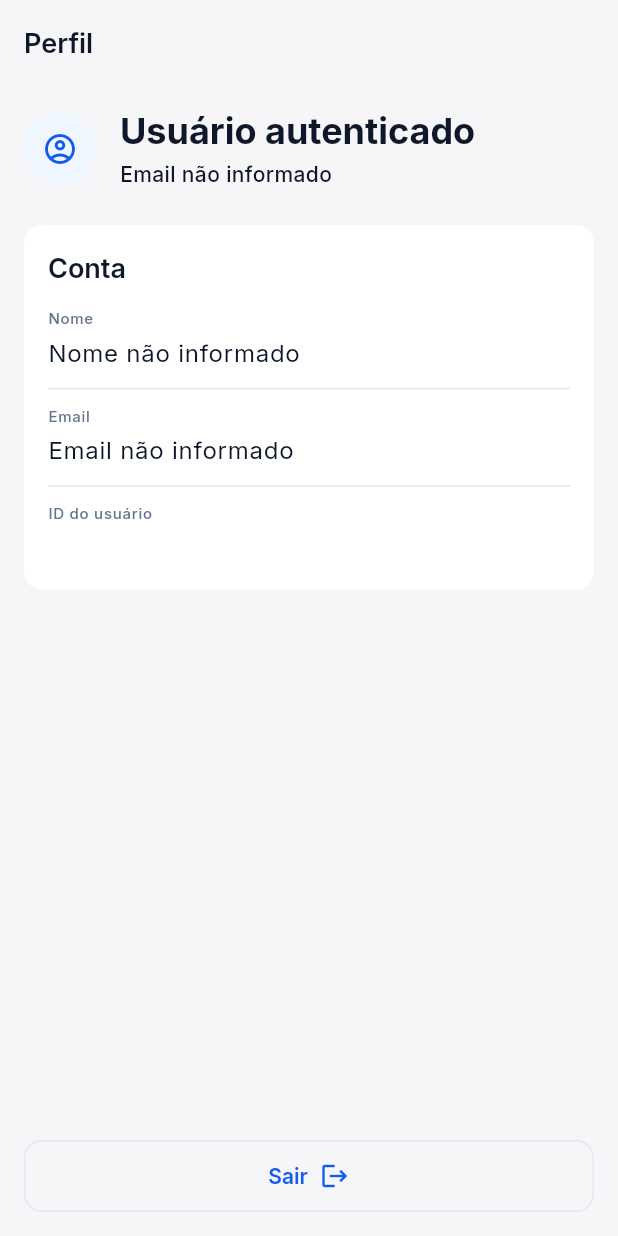
After one commit to matheusz-nied/Memora, a Flutter app: the ProfileScreen screen opened by its route, on a phone screen of 412 x 824 dp. The commit adds this screen. Run offline on Flutter 3.47's test engine with Material 3 defaults, Android fonts, the phone set to English and light mode, and no system bars; our stand-ins replace connectivity_plus, drift, drift_flutter, flutter_dotenv, flutter_riverpod, go_router and 3 more; accounts and stored records are empty; generated files the repository leaves out were written again.

Commit message:
feat: implement user profile screen with sign-out functionality

```diff
--- a/lib/app.dart
+++ b/lib/app.dart
@@ -11,6 +11,7 @@ import 'core/utils/responsive.dart';
 import 'features/auth/auth_repository.dart';
 import 'features/auth/forgot_password_screen.dart';
 import 'features/auth/login_screen.dart';
+import 'features/auth/profile_screen.dart';
 import 'features/auth/register_screen.dart';
 import 'features/decks/deck_screen.dart';
 import 'features/decks/home_screen.dart';
@@ -91,6 +92,10 @@ final _routes = [
   GoRoute(
     path: RouteConstants.kRouteForgotPass,
     builder: (context, state) => const ForgotPasswordScreen(),
+  ),
+  GoRoute(
+    path: RouteConstants.kRouteProfile,
+    builder: (context, state) => const ProfileScreen(),
   ),
   GoRoute(
     path: RouteConstants.kRouteHome,
--- a/lib/core/constants/route_constants.dart
+++ b/lib/core/constants/route_constants.dart
@@ -6,6 +6,7 @@ class RouteConstants {
   static const String kRouteRegister = '/register';
   static const String kRouteForgotPass = '/forgot-password';
   static const String kRouteHome = '/home';
+  static const String kRouteProfile = '/profile';
   static const String kRouteDeck = '/deck/:deckId';
   static const String kRouteStudy = '/deck/:deckId/study';
   static const String kRouteGenerate = '/deck/:deckId/generate';
--- a/lib/features/auth/auth_repository.dart
+++ b/lib/features/auth/auth_repository.dart
@@ -11,7 +11,15 @@ final authRepositoryProvider = Provider<AuthRepository>((ref) {
 
 final authStateProvider = StreamProvider<BackendSession?>((ref) {
   final auth = ref.watch(authRepositoryProvider);
-  return auth.authStateChanges;
+  return Stream<BackendSession?>.multi((controller) {
+    controller.add(auth.currentSession);
+    final subscription = auth.authStateChanges.listen(
+      controller.add,
+      onError: controller.addError,
+      onDone: controller.close,
+    );
+    controller.onCancel = subscription.cancel;
+  });
 });
 
 class AuthRepository {
--- /dev/null
+++ b/lib/features/auth/profile_screen.dart
@@ -0,0 +1,234 @@
+import 'package:flutter/material.dart';
+import 'package:flutter_riverpod/flutter_riverpod.dart';
+import 'package:go_router/go_router.dart';
+
+import '../../core/constants/route_constants.dart';
+import '../../core/theme/app_colors.dart';
+import '../../core/theme/app_dimensions.dart';
+import '../../core/utils/responsive.dart';
+import '../../core/widgets/app_button.dart';
+import '../../core/widgets/error_state.dart';
+import '../../core/widgets/loading_state.dart';
+import 'auth_repository.dart';
+import 'profile_text.dart';
+
+class ProfileScreen extends ConsumerStatefulWidget {
+  const ProfileScreen({super.key});
+
+  @override
+  ConsumerState<ProfileScreen> createState() => _ProfileScreenState();
+}
+
+class _ProfileScreenState extends ConsumerState<ProfileScreen> {
+  var _isSigningOut = false;
+  String? _errorMessage;
+
+  @override
+  Widget build(BuildContext context) {
+    final sessionState = ref.watch(authStateProvider);
+
+    return Scaffold(
+      appBar: AppBar(title: const Text(ProfileText.title)),
+      body: SafeArea(
+        child: Responsive.constrainedContent(
+          child: Padding(
+            padding: Responsive.contentPadding(context),
+            child: sessionState.when(
+              loading: () => const LoadingState(),
+              error: (_, __) =>
+                  const ErrorState(message: ProfileText.sessionUnavailable),
+              data: (session) {
+                if (session == null) {
+                  return const ErrorState(
+                    message: ProfileText.sessionUnavailable,
+                  );
+                }
+
+                final user = session.user;
+                return Column(
+                  crossAxisAlignment: CrossAxisAlignment.stretch,
+                  children: [
+                    _ProfileHeader(
+                      displayName: user.displayName,
+                      email: user.email,
+                    ),
+                    const SizedBox(height: AppDimensions.xxl),
+                    _ProfileInfoCard(
+                      displayName: user.displayName,
+                      email: user.email,
+                      userId: user.id,
+                    ),
+                    if (_errorMessage != null) ...[
+                      const SizedBox(height: AppDimensions.lg),
+                      Text(
+                        _errorMessage!,
+                        style: Theme.of(context).textTheme.bodyMedium?.copyWith(
+                          color: AppColors.error,
+                        ),
+                      ),
+                    ],
+                    const Spacer(),
+                    AppButton(
+                      label: ProfileText.signOut,
+                      icon: Icons.logout,
+                      isLoading: _isSigningOut,
+                      variant: AppButtonVariant.secondary,
+                      onPressed: _signOut,
+                    ),
+                  ],
+                );
+              },
+            ),
+          ),
+        ),
+      ),
+    );
+  }
+
+  Future<void> _signOut() async {
+    setState(() {
+      _isSigningOut = true;
+      _errorMessage = null;
+    });
+
+    try {
+      await ref.read(authRepositoryProvider).signOut();
+      if (mounted) {
+        context.go(RouteConstants.kRouteLogin);
+      }
+    } catch (_) {
+      if (mounted) {
+        setState(() {
+          _errorMessage = ProfileText.signOutError;
+        });
+      }
+    } finally {
+      if (mounted) {
+        setState(() {
+          _isSigningOut = false;
+        });
+      }
+    }
+  }
+}
+
+class _ProfileHeader extends StatelessWidget {
+  const _ProfileHeader({required this.displayName, required this.email});
+
+  final String? displayName;
+  final String? email;
+
+  @override
+  Widget build(BuildContext context) {
+    final title = _fallback(displayName, ProfileText.authenticatedUser);
+    final subtitle = _fallback(email, ProfileText.noEmail);
+
+    return Row(
+      children: [
+        Container(
+          width: AppDimensions.huge,
+          height: AppDimensions.huge,
+          decoration: const BoxDecoration(
+            color: AppColors.infoBg,
+            shape: BoxShape.circle,
+          ),
+          child: const Icon(
+            Icons.account_circle_outlined,
+            color: AppColors.primary,
+          ),
+        ),
+        const SizedBox(width: AppDimensions.lg),
+        Expanded(
+          child: Column(
+            crossAxisAlignment: CrossAxisAlignment.start,
+            children: [
+              Text(
+                title,
+                maxLines: 1,
+                overflow: TextOverflow.ellipsis,
+                style: Theme.of(context).textTheme.headlineLarge,
+              ),
+              const SizedBox(height: AppDimensions.xs),
+              Text(
+                subtitle,
+                maxLines: 1,
+                overflow: TextOverflow.ellipsis,
+                style: Theme.of(context).textTheme.bodyMedium,
+              ),
+            ],
+          ),
+        ),
+      ],
+    );
+  }
+}
+
+class _ProfileInfoCard extends StatelessWidget {
+  const _ProfileInfoCard({
+    required this.displayName,
+    required this.email,
+    required this.userId,
+  });
+
+  final String? displayName;
+  final String? email;
+  final String userId;
+
+  @override
+  Widget build(BuildContext context) {
+    return Card(
+      child: Padding(
+        padding: const EdgeInsets.all(AppDimensions.lg),
+        child: Column(
+          crossAxisAlignment: CrossAxisAlignment.start,
+          children: [
+            Text(
+              ProfileText.account,
+              style: Theme.of(context).textTheme.headlineMedium,
+            ),
+            const SizedBox(height: AppDimensions.lg),
+            _ProfileField(
+              label: ProfileText.name,
+              value: _fallback(displayName, ProfileText.noName),
+            ),
+            const Divider(height: AppDimensions.xxl),
+            _ProfileField(
+              label: ProfileText.email,
+              value: _fallback(email, ProfileText.noEmail),
+            ),
+            const Divider(height: AppDimensions.xxl),
+            _ProfileField(label: ProfileText.userId, value: userId),
+          ],
+        ),
+      ),
+    );
+  }
+}
+
+class _ProfileField extends StatelessWidget {
+  const _ProfileField({required this.label, required this.value});
+
+  final String label;
+  final String value;
+
+  @override
+  Widget build(BuildContext context) {
+    return Column(
+      crossAxisAlignment: CrossAxisAlignment.start,
+      children: [
+        Text(label, style: Theme.of(context).textTheme.labelSmall),
+        const SizedBox(height: AppDimensions.xs),
+        Text(
+          value,
+          style: Theme.of(context).textTheme.bodyLarge,
+          overflow: TextOverflow.ellipsis,
+        ),
+      ],
+    );
+  }
+}
+
+String _fallback(String? value, String fallback) {
+  final trimmed = value?.trim();
+  return trimmed == null || trimmed.isEmpty ? fallback : trimmed;
+}
--- /dev/null
+++ b/lib/features/auth/profile_text.dart
@@ -0,0 +1,16 @@
+class ProfileText {
+  const ProfileText._();
+
+  static const String title = 'Perfil';
+  static const String account = 'Conta';
+  static const String authenticatedUser = 'Usuário autenticado';
+  static const String name = 'Nome';
+  static const String email = 'Email';
+  static const String userId = 'ID do usuário';
+  static const String noName = 'Nome não informado';
+  static const String noEmail = 'Email não informado';
+  static const String signOut = 'Sair';
+  static const String signOutError = 'Não foi possível sair. Tente novamente.';
+  static const String sessionUnavailable =
+      'Sessão não encontrada. Entre novamente.';
+}
--- a/lib/features/decks/home_screen.dart
+++ b/lib/features/decks/home_screen.dart
@@ -10,7 +10,6 @@ import '../../core/widgets/empty_state.dart';
 import '../../core/widgets/error_state.dart';
 import '../../core/widgets/loading_state.dart';
 import '../../core/widgets/offline_banner.dart';
-import '../auth/auth_repository.dart';
 import 'deck_model.dart';
 import 'deck_repository.dart';
 import 'deck_text.dart';
@@ -32,12 +31,7 @@ class HomeScreen extends ConsumerWidget {
         title: const Text(DeckText.subtitle),
         actions: [
           IconButton(
-            tooltip: DeckText.newDeck,
-            onPressed: () => _showDeckForm(context, ref),
-            icon: const Icon(Icons.add),
-          ),
-          IconButton(
-            onPressed: () => ref.read(authRepositoryProvider).signOut(),
+            onPressed: () => context.push(RouteConstants.kRouteProfile),
             icon: const Icon(Icons.account_circle_outlined),
           ),
         ],
```
Also changed, not shown: 1 other file.
